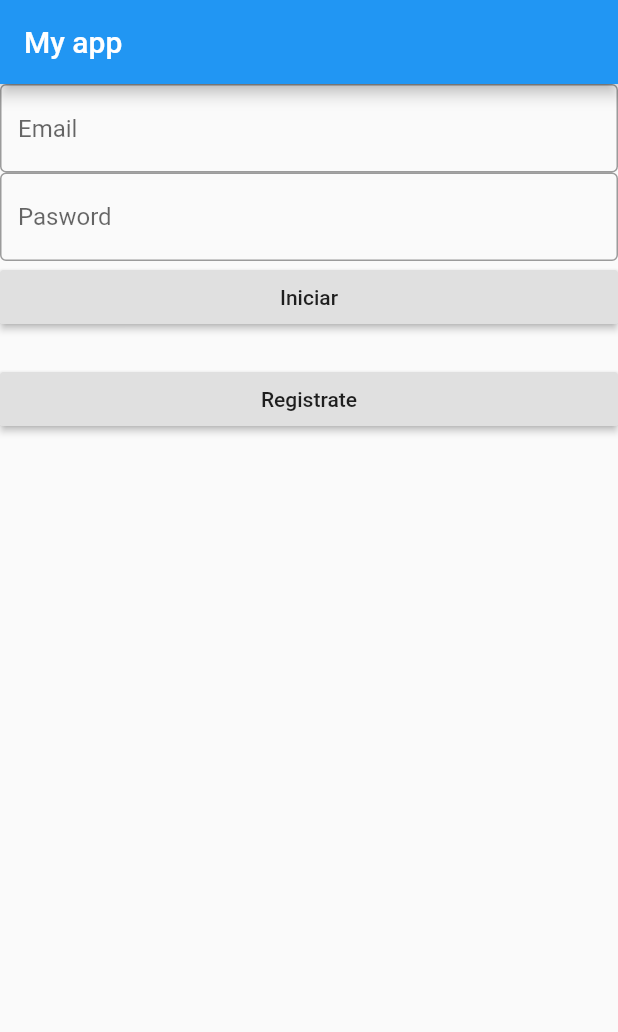
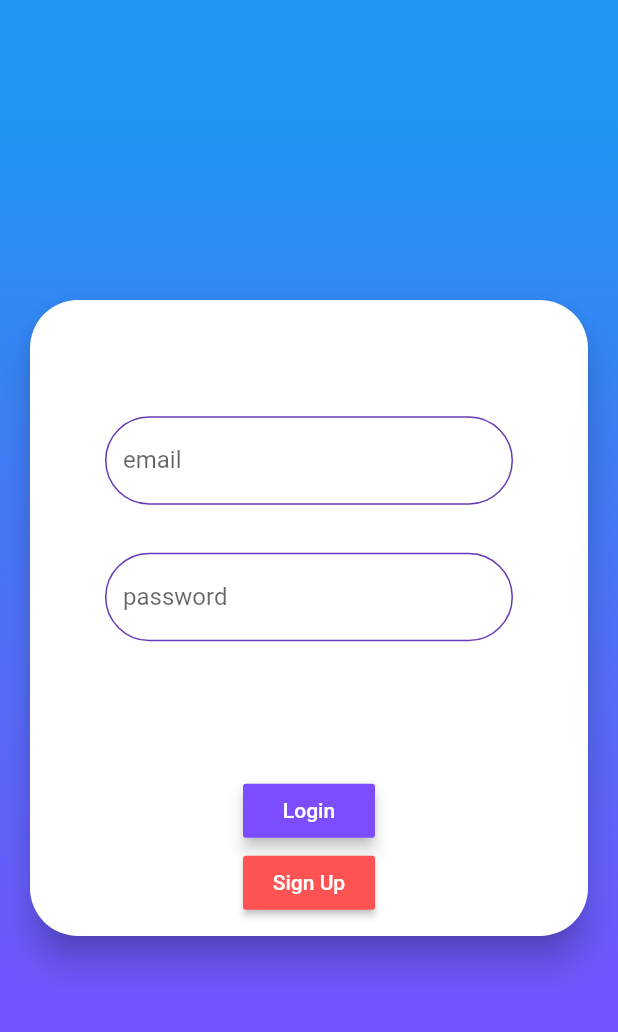
Before and after one commit to erodriguezf/actividadf2, a Flutter app: the screen it shows after launch, on a phone screen of 412 x 824 dp. Shown: the top 1032 px of the screen. Run offline on Flutter 3.47's test engine with Material 2 defaults, Android fonts, the phone set to English and light mode, and no system bars; our stand-ins replace shared_preferences.

Commit message:
Todos los cambios han sido agregados. App terminada

```diff
--- /dev/null
+++ b/lib/Model/UserResponse.dart
@@ -0,0 +1,85 @@
+import 'package:flutter/cupertino.dart';
+import 'package:shared_preferences/shared_preferences.dart';
+
+class UserResponse extends ChangeNotifier{
+
+  String _email;
+  String _name;
+  String _password;
+  String _username;
+  String _token;
+  String _error;
+
+  UserResponse.empty() {
+    _name = 'cosita';
+    _username = 'cosa';
+    _token = 'token';
+    _password = "123";
+    _error = 'sorry';
+    _email = 'cosota@bonito.com';
+  }
+
+  UserResponse(String email, String name, String username, String token){
+    _email = email;
+    _name = name;
+    _username = username;
+    _token = token;
+  }
+
+  UserResponse.Error(this._error);
+
+  factory UserResponse.fromJson(Map<String, dynamic> json) {
+    return UserResponse(json['email'], json['name'], json['username'], json['token']);
+  }
+
+  factory UserResponse.error(Map<String, dynamic> json) {
+    return UserResponse.Error(json['error']);
+  }
+
+  get name => _name;
+  get username => _username;
+  get token => _token;
+  get error => _error;
+  get password => _password;
+  get email => _email;
+
+  set name(String name) {
+    _name = name;
+    notifyListeners();
+  }
+
+  set username(String username) {
+    _username= username;
+    notifyListeners();
+  }
+
+  set password(String password) {
+    _password = password;
+    notifyListeners();
+  }
+
+  set email(String email) {
+    _email = email;
+    notifyListeners();
+  }
+
+  void resetData() {
+    _email = '';
+    _password = '';
+    _token = '';
+    _name = '';
+    _username = '';
+
+    cleanLocalStorage();
+
+    notifyListeners();
+  }
+
+  void cleanLocalStorage() async {
+    SharedPreferences prefs = await SharedPreferences.getInstance();
+    prefs.remove("token");
+    prefs.remove("email");
+    prefs.remove("name");
+    prefs.remove("username");
+  }
+}
--- /dev/null
+++ b/lib/Widgets/ButtonLogin.dart
@@ -0,0 +1,43 @@
+import 'package:actividad_2/Model/UserRequests.dart';
+import 'package:actividad_2/Model/UserResponse.dart';
+import 'package:actividad_2/Views/DashBoard.dart';
+import 'package:flutter/material.dart';
+import 'package:provider/provider.dart';
+
+class ButtonLogin extends StatelessWidget {
+  @override
+  Widget build(BuildContext context) {
+    return Consumer<UserResponse>(builder: (context, userResponse, child) {
+      return MaterialButton(
+        color: Colors.deepPurpleAccent,
+        elevation: 4,
+        child: Text(
+          'Login',
+          style: TextStyle(color: Colors.white),
+        ),
+        onPressed: () {
+
+          login(userResponse.email, userResponse.password)
+          .then( (val) {
+            if(val.error != null) print("Error: ${val.error}");
+            else changeOfView(context);
+          })
+          .catchError((error) {
+            print("Error: $error");
+          });
+        },
+      );
+    });
+  }
+
+  Future<UserResponse> login(String email, String password) {
+    return UserRequests().login(email, password);
+  }
+
+  changeOfView(BuildContext context) {
+    Navigator.push(
+      context,
+      MaterialPageRoute(builder: (context) => DashBoard()),
+    );
+  }
+}
--- /dev/null
+++ b/lib/Widgets/ButtonRegister.dart
@@ -0,0 +1,29 @@
+import 'package:actividad_2/Model/UserResponse.dart';
+import 'package:actividad_2/Views/SignUp.dart';
+import 'package:flutter/material.dart';
+import 'package:provider/provider.dart';
+
+class ButtonRegister extends StatelessWidget {
+  @override
+  Widget build(BuildContext context) {
+    return Consumer<UserResponse>(builder: (context, userResponse, child) {
+      return MaterialButton(
+        color: Colors.redAccent,
+        child: Text(
+          'Sign Up',
+          style: TextStyle(color: Colors.white),
+        ),
+        onPressed: () {
+          changeOfView(context);
+        },
+      );
+    });
+  }
+
+  changeOfView(BuildContext context) {
+    Navigator.push(
+      context,
+      MaterialPageRoute(builder: (context) => SignUp()),
+    );
+  }
+}
--- /dev/null
+++ b/lib/Widgets/Form.dart
@@ -0,0 +1,64 @@
+import 'package:flutter/material.dart';
+import 'package:provider/provider.dart';
+import '../Model/UserResponse.dart';
+
+class LoginAndSignupForm extends StatelessWidget {
+  LoginAndSignupForm({Key key, this.isSignUp, this.fields, this.color}) : super(key: key);
+  final isSignUp;
+  final fields;
+  final color;
+
+  void changeData(userResponse, field, data) {
+    switch(field) {
+      case 'email':
+        userResponse.email = data;
+      break;
+      case 'name':
+        userResponse.name = data;
+      break;
+      case 'username':
+        userResponse.username = data;
+      break;
+      case 'password':
+        userResponse.password = data;
+      break;
+    }
+  }
+
+  @override
+  Widget build(BuildContext context) {
+    return Consumer<UserResponse>(builder: (context, userResponse, child) {
+      return login(userResponse);
+    });
+  }
+
+  Widget login(UserResponse user) {
+    return Column(
+      mainAxisAlignment: MainAxisAlignment.spaceAround,
+      children: <Widget>[
+        for(int i = 0; i < fields.length; i++)
+          Container(
+            margin: EdgeInsets.only(top: 16, bottom: 16),
+            child: TextField(
+              obscureText: fields[i] == 'password',
+              decoration: textFieldStyle(fields[i]),
+              onChanged: (text) {
+                changeData(user, fields[i], text);
+              },
+            ),
+          )
+      ],
+    );
+  }
+
+  textFieldStyle(String text) {
+    return InputDecoration(
+      enabledBorder: OutlineInputBorder(
+        borderRadius: BorderRadius.circular(30.0),
+        borderSide: BorderSide(color: color)),
+      focusedBorder: OutlineInputBorder(
+        borderRadius: BorderRadius.circular(30.0), gapPadding: 5.0),
+      labelText: '$text',
+    );
+  }
+}
--- a/lib/main.dart
+++ b/lib/main.dart
@@ -1,82 +1,87 @@
+import 'package:actividad_2/Model/UserResponse.dart';
 import 'package:flutter/material.dart';
-import 'iniciarsecion.dart';
-import 'registrarse.dart';
+import 'package:provider/provider.dart';
+import 'package:shared_preferences/shared_preferences.dart';
 
-void main() => runApp(MyHome());
+import './Widgets/Form.dart';
+import './Widgets/ButtonLogin.dart';
+import './Widgets/ButtonRegister.dart';
+import 'Views/DashBoard.dart';
 
-class MyHome extends StatelessWidget{
+void main() => runApp(
+      ChangeNotifierProvider(
+          create: (context) => UserResponse.empty(), child: MyHome()),
+    );
 
- @override
- Widget build(BuildContext context){
-   return MaterialApp(
-     title: 'My nav',
-     theme: ThemeData(
+class MyHome extends StatelessWidget {
+  @override
+  Widget build(BuildContext context) {
+    return MaterialApp(
+      title: 'My nav',
+      theme: ThemeData(
         primarySwatch: Colors.blue,
       ),
       home: Home(),
-
-
-   );
-
- }
-
+    );
+  }
 }
 
-class Home extends StatelessWidget{
-  final controler1 = TextEditingController();
-   @override
-   Widget build(BuildContext context){
-     return Scaffold(
-       appBar: AppBar(
-         title: Text('My app'),
-       ),
-       body: ListView
-       (children: <Widget>[
-
-          Column(
-            crossAxisAlignment: CrossAxisAlignment.stretch,
+class Home extends StatelessWidget {
+  @override
+  Widget build(BuildContext context) {
+    var result = isUserLogged();
+    if (result == true) {
+       Navigator.push(
+          context,
+        MaterialPageRoute(builder: (context) => DashBoard()),
+      );
+    } else {
+      return Container(
+        decoration: new BoxDecoration(
+          gradient: new LinearGradient(
+            colors: [Colors.blue, Colors.deepPurpleAccent],
+            begin: const FractionalOffset(0.5, 0.1),
+            end: const FractionalOffset(0.5, 0.9),
+          ),
+        ),
+        child: Card(
+          shape:
+              RoundedRectangleBorder(borderRadius: BorderRadius.circular(32.0)),
+          margin: EdgeInsets.only(left: 20, right: 20, top: 200, bottom: 200),
+          elevation: 10,
+          child: Column(
+            mainAxisAlignment: MainAxisAlignment.spaceAround,
             children: <Widget>[
-               TextField(
-          obscureText: false,
-        	decoration: InputDecoration(
-          	border: OutlineInputBorder(),
-          	hintText: "Email",
-        	),
-      	),
-
-         TextField(
-          obscureText: true,
-        	decoration: InputDecoration(
-          	border: OutlineInputBorder(),
-          	hintText: "Pasword",
-        	),
-      	),
-             _row(context, "Iniciar",
-              Iniciar()),
-              _row(context, "Registrate",
-              Registrate()),
-             // Navegar()
+              Container(
+                margin: EdgeInsets.all(50),
+                child: LoginAndSignupForm(
+                    isSignUp: false,
+                    fields: ["email", "password"],
+                    color: Colors.deepPurple),
+              ),
+              Column(
+                mainAxisAlignment: MainAxisAlignment.spaceEvenly,
+                children: <Widget>[
+                  ButtonLogin(),
+                  ButtonRegister(),
+                ],
+              )
             ],
           ),
-        ])
+        ),
+      );
+    }
+  }
 
-     );
+  isUserLogged() async {
+    SharedPreferences prefs = await SharedPreferences.getInstance();
+    return prefs.containsKey('token');
+  }
 
-   }
+  changeOfView(BuildContext context) {
+    Navigator.push(
+      context,
+      MaterialPageRoute(builder: (context) => DashBoard()),
+    );
+  }
 }
-
-Widget _row(BuildContext context, String text, Widget destination) {
-    return Column(
-        crossAxisAlignment: CrossAxisAlignment.stretch,
-        children: <Widget>[
-          RaisedButton(
-              onPressed: () => {
-                    Navigator.push(
-                      context,
-                      MaterialPageRoute(builder: (context) => destination),
-                    )
-                  },
-              child: Text(text)),
-          SizedBox(height: 20.0)
-        ]);
-  }
```
Also changed, not shown: lib/Model/UserRequests.dart (added, +55 -0 lines), lib/Views/DashBoard.dart (added, +50 -0 lines), lib/Views/SignUp.dart (added, +94 -0 lines), lib/iniciarsecion.dart (deleted, +0 -39 lines), lib/registrarse.dart (deleted, +0 -91 lines), pubspec.yaml (+10 -0 lines), pubspec.lock.
